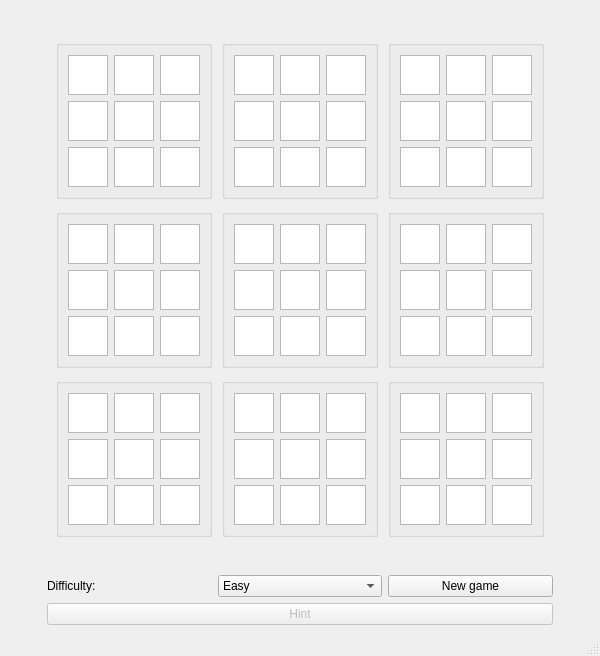
Jtachan/PyQt-Sudoku, file src/pyqt_sudoku/sudoku_main_win.ui: the form before one commit.
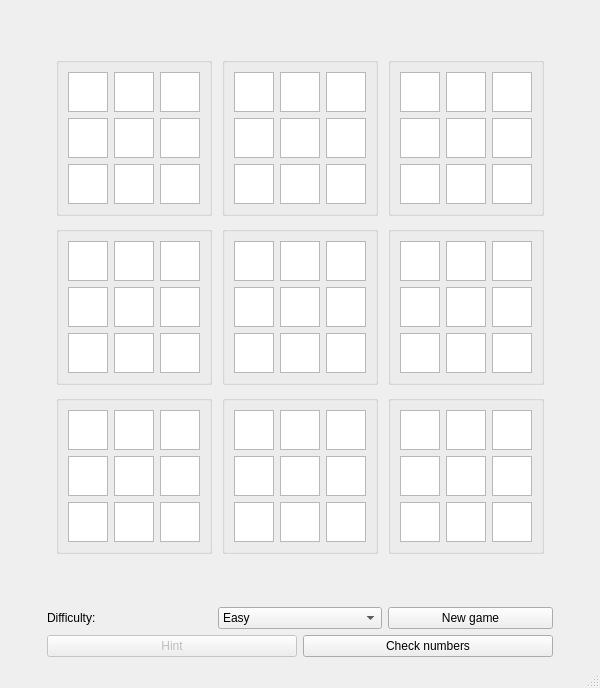
The form after the commit.

Commit message: Button to check written cells

```diff
--- a/src/pyqt_sudoku/sudoku_main_win.ui
+++ b/src/pyqt_sudoku/sudoku_main_win.ui
@@ -7,7 +7,7 @@
     <x>0</x>
     <y>0</y>
     <width>600</width>
-    <height>656</height>
+    <height>688</height>
    </rect>
   </property>
   <property name="sizePolicy">
@@ -20,31 +20,31 @@
    <string>Sudoku Game</string>
   </property>
   <widget class="QWidget" name="centralwidget">
-   <layout class="QHBoxLayout" name="horizontalLayout_2">
+   <layout class="QHBoxLayout" name="horizontalLayout_3">
     <item>
-     <spacer name="horizontalSpacer_2">
+     <spacer name="leftSpacer">
       <property name="orientation">
        <enum>Qt::Orientation::Horizontal</enum>
       </property>
       <property name="sizeHint" stdset="0">
        <size>
-        <width>37</width>
-        <height>20</height>
+        <width>34</width>
+        <height>17</height>
        </size>
       </property>
      </spacer>
     </item>
     <item>
-     <layout class="QVBoxLayout" name="verticalLayout">
+     <layout class="QVBoxLayout" name="verticalLayout_2">
       <item>
-       <spacer name="verticalSpacer_2">
+       <spacer name="upperSpacer">
         <property name="orientation">
          <enum>Qt::Orientation::Vertical</enum>
         </property>
         <property name="sizeHint" stdset="0">
          <size>
-          <width>20</width>
-          <height>39</height>
+          <width>17</width>
+          <height>20</height>
          </size>
         </property>
        </spacer>
@@ -1415,20 +1415,22 @@
        </widget>
       </item>
       <item>
-       <spacer name="verticalSpacer">
+       <spacer name="lowerSpacer">
         <property name="orientation">
          <enum>Qt::Orientation::Vertical</enum>
         </property>
         <property name="sizeHint" stdset="0">
          <size>
-          <width>20</width>
-          <height>40</height>
+          <width>17</width>
+          <height>21</height>
          </size>
         </property>
        </spacer>
       </item>
       <item>
-       <layout class="QHBoxLayout" name="horizontalLayout">
+       <layout class="QVBoxLayout" name="verticalLayout">
+        <item>
+         <layout class="QHBoxLayout" name="horizontalLayout_2">
         <item>
          <widget class="QLabel" name="label">
           <property name="sizePolicy">
@@ -1471,6 +1473,8 @@
        </layout>
       </item>
       <item>
+         <layout class="QHBoxLayout" name="horizontalLayout">
+          <item>
        <widget class="QPushButton" name="hintButton">
         <property name="enabled">
          <bool>false</bool>
@@ -1480,17 +1484,28 @@
         </property>
        </widget>
       </item>
-     </layout>
-    </item>
+          <item>
+           <widget class="QPushButton" name="checkNumbersButton">
+            <property name="text">
+             <string>Check numbers</string>
+            </property>
+           </widget>
+          </item>
+         </layout>
+        </item>
+       </layout>
+      </item>
+     </layout>
+    </item>
     <item>
-     <spacer name="horizontalSpacer">
+     <spacer name="rightSpacer">
       <property name="orientation">
        <enum>Qt::Orientation::Horizontal</enum>
       </property>
       <property name="sizeHint" stdset="0">
        <size>
-        <width>37</width>
-        <height>20</height>
+        <width>34</width>
+        <height>17</height>
        </size>
       </property>
      </spacer>
```
Lines whose indentation alone changed are shown as unchanged. The commit also changes 5 other files.
